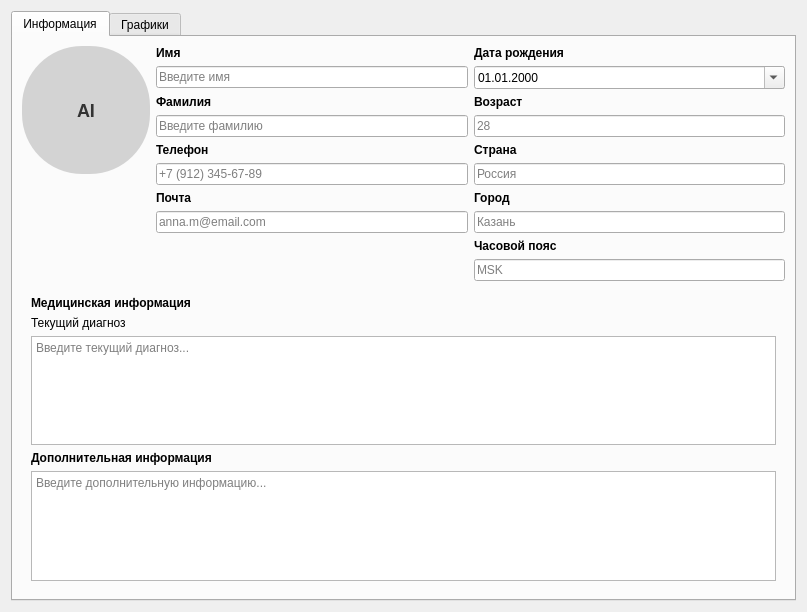
First picture: the form in ui/pages/detailclientinfo.ui, repository Artem535/PsyClientManager, before the edit.
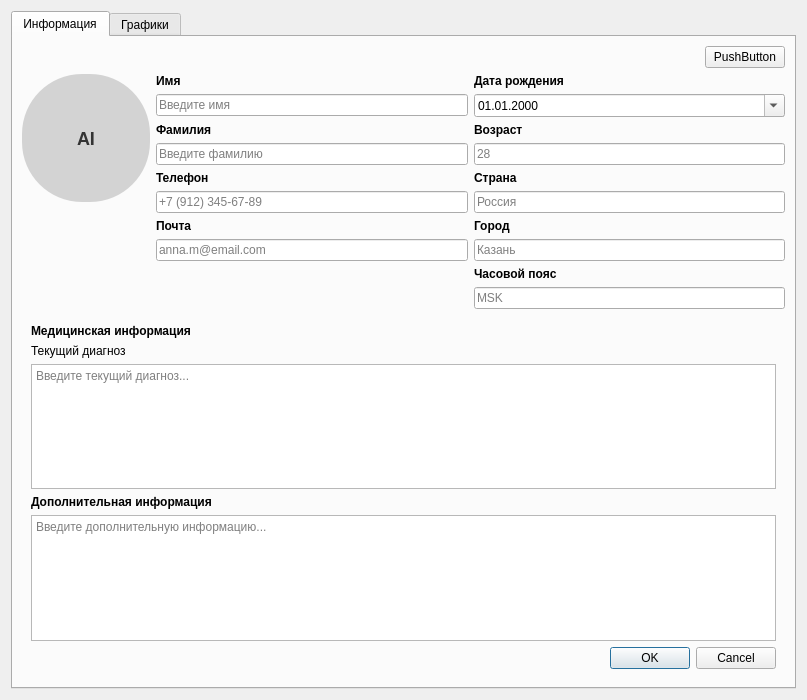
Second picture: the form after the edit.

Commit message: format: Realize logic for save and edit card.

Patch:
```diff
--- a/ui/pages/detailclientinfo.ui
+++ b/ui/pages/detailclientinfo.ui
@@ -7,7 +7,7 @@
     <x>0</x>
     <y>0</y>
     <width>807</width>
-    <height>612</height>
+    <height>700</height>
    </rect>
   </property>
   <property name="windowTitle">
@@ -26,6 +26,42 @@
       <layout class="QHBoxLayout" name="horizontalLayout">
        <item>
         <layout class="QVBoxLayout" name="verticalLayout">
+         <item>
+          <layout class="QHBoxLayout" name="buttonsLayout">
+           <item>
+            <spacer name="horizontalSpacer">
+             <property name="orientation">
+              <enum>Qt::Orientation::Horizontal</enum>
+             </property>
+             <property name="sizeHint" stdset="0">
+              <size>
+               <width>40</width>
+               <height>20</height>
+              </size>
+             </property>
+            </spacer>
+           </item>
+           <item>
+            <widget class="QPushButton" name="editButton">
+             <property name="sizePolicy">
+              <sizepolicy hsizetype="Minimum" vsizetype="Fixed">
+               <horstretch>0</horstretch>
+               <verstretch>0</verstretch>
+              </sizepolicy>
+             </property>
+             <property name="maximumSize">
+              <size>
+               <width>100</width>
+               <height>16777215</height>
+              </size>
+             </property>
+             <property name="text">
+              <string>PushButton</string>
+             </property>
+            </widget>
+           </item>
+          </layout>
+         </item>
          <item>
           <layout class="QHBoxLayout" name="horizontalLayout_2">
            <item>
@@ -143,6 +179,9 @@
                </item>
                <item row="3" column="2">
                 <widget class="QLineEdit" name="ageInput">
+                 <property name="readOnly">
+                  <bool>true</bool>
+                 </property>
                  <property name="placeholderText">
                   <string>28</string>
                  </property>
@@ -321,6 +360,13 @@
               </property>
              </widget>
             </item>
+            <item>
+             <widget class="QDialogButtonBox" name="buttonBox">
+              <property name="standardButtons">
+               <set>QDialogButtonBox::StandardButton::Cancel|QDialogButtonBox::StandardButton::Ok</set>
+              </property>
+             </widget>
+            </item>
            </layout>
           </widget>
          </item>
```
Left out of the diff: 16 changed lines with no effect on the pictures. The commit also changes 5 other files.
